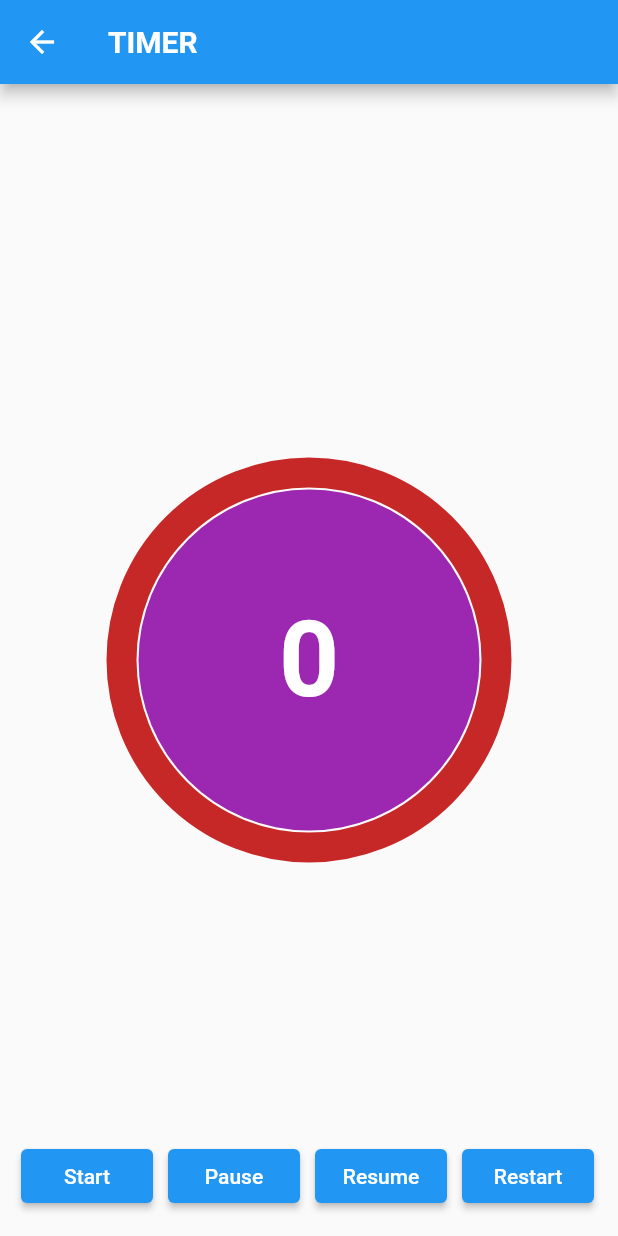
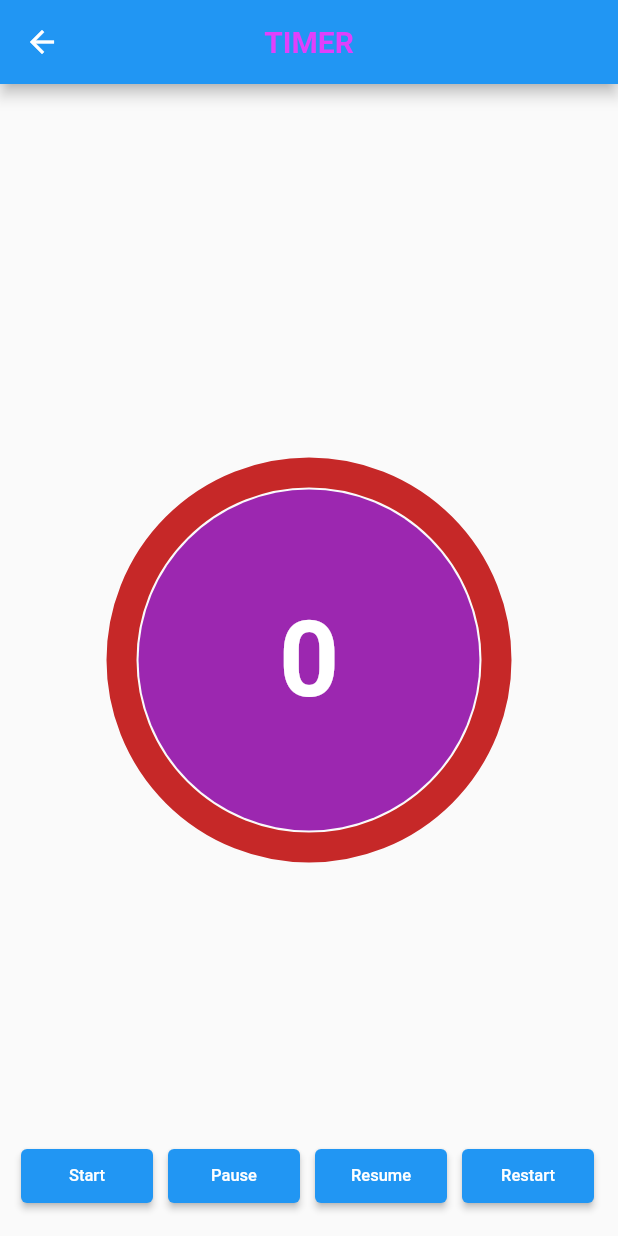
Before and after one commit to hieugia3030/My_learning_project, a Flutter app: the MyTimer screen opened directly, on a phone screen of 412 x 824 dp. Run offline on Flutter 3.47's test engine with Material 2 defaults, Android fonts, the phone set to English and light mode, and no system bars; drawn by our look-alikes of circular_countdown_timer; our stand-ins replace flutter_spinkit, timer_builder; network calls fail; statements that could not run were skipped.

Commit message:
last Update

```diff
--- a/world_time/lib/pages/home.dart
+++ b/world_time/lib/pages/home.dart
@@ -83,7 +83,7 @@ class _HomeState extends State<Home> {
   @override
   Widget build(BuildContext context) {
     data = data.isNotEmpty ? data : ModalRoute.of(context).settings.arguments;
-    data['time'] = data['time'].add(Duration(seconds: SecondPassed ));
+    data['time'] = data['time'].add(Duration(seconds: SecondPassed + 2  )); // số 2 ở đây là để chình lại thời gian cho đúng thui vì đồng hồ bị sai mất 2 giây
     SecondPassed = 0;
     Color bgColor = data['isDaytime'] ? Colors.blue : Colors.blue[900];
     String bgImage = data['isDaytime'] ? 'day.png' : 'night.png';
@@ -215,8 +215,10 @@ class _MyTimerState extends State<MyTimer> {
           style: TextStyle(
             fontSize: 20.0,
             fontWeight: FontWeight.bold,
+            color: Colors.purpleAccent,
           ),
         ),
+        centerTitle: true,
       ),
       body: Center(
           child: CircularCountDownTimer(
@@ -322,7 +324,10 @@ class _MyTimerState extends State<MyTimer> {
         child: ElevatedButton(
       child: Text(
         title,
-        style: TextStyle(color: Colors.white),
+        style: TextStyle(
+            color: Colors.white,
+          fontSize: 11.0,
+        ),
       ),
       onPressed: onPressed,
     ));
```
Also changed, not shown: world_time/lib/pages/loading.dart (+4 -5 lines).
